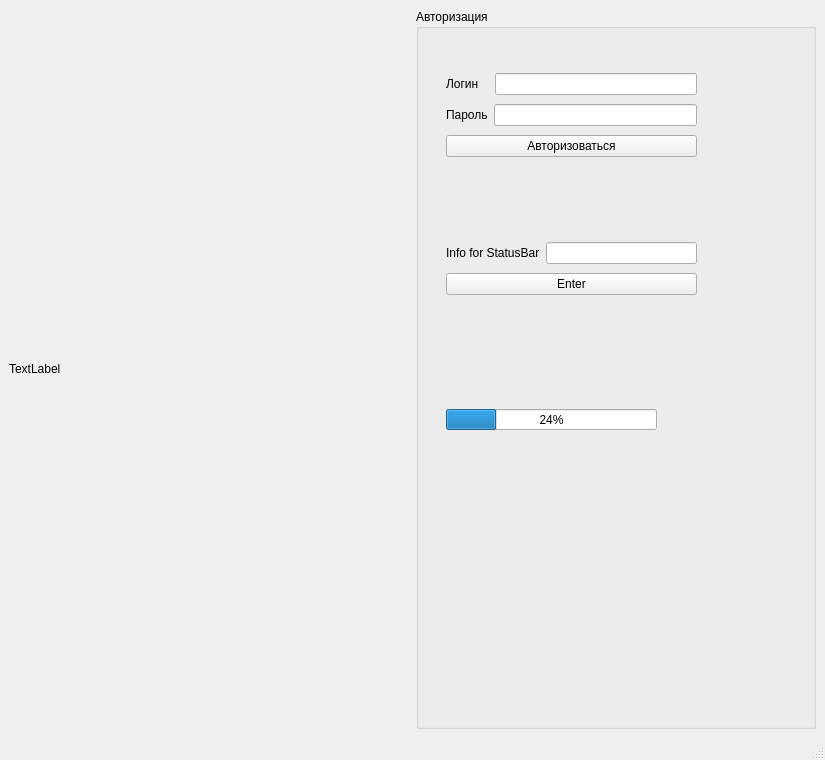
Qt form untitled42/mainwindow.ui (alex-sava/Projects) before a commit.
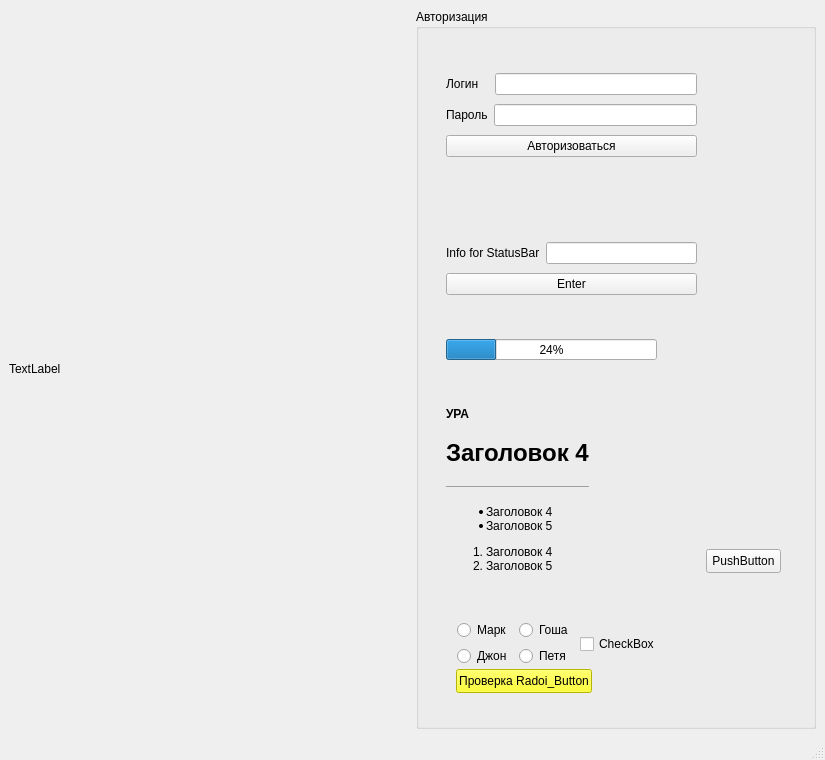
The same form after that commit.

Patch:
```diff
--- a/untitled42/mainwindow.ui
+++ b/untitled42/mainwindow.ui
@@ -128,7 +128,7 @@
        <property name="geometry">
         <rect>
          <x>30</x>
-         <y>400</y>
+         <y>330</y>
          <width>211</width>
          <height>21</height>
         </rect>
@@ -146,6 +146,124 @@
         <enum>Qt::Horizontal</enum>
        </property>
       </widget>
+      <widget class="QPushButton" name="pushButton_2">
+       <property name="geometry">
+        <rect>
+         <x>40</x>
+         <y>660</y>
+         <width>136</width>
+         <height>24</height>
+        </rect>
+       </property>
+       <property name="styleSheet">
+        <string notr="true">background-color: rgb(255, 255, 0);</string>
+       </property>
+       <property name="text">
+        <string>Проверка Radoi_Button</string>
+       </property>
+      </widget>
+      <widget class="QCheckBox" name="checkBox1">
+       <property name="geometry">
+        <rect>
+         <x>164</x>
+         <y>625</y>
+         <width>76</width>
+         <height>20</height>
+        </rect>
+       </property>
+       <property name="text">
+        <string>CheckBox</string>
+       </property>
+      </widget>
+      <widget class="QLabel" name="label_4">
+       <property name="geometry">
+        <rect>
+         <x>30</x>
+         <y>390</y>
+         <width>143</width>
+         <height>182</height>
+        </rect>
+       </property>
+       <property name="text">
+        <string>&lt;b&gt;УРА&lt;/b&gt;
+&lt;h1&gt;Заголовок 4&lt;/h1&gt;
+&lt;hr&gt;
+&lt;ul&gt;
+&lt;li&gt;Заголовок 4&lt;/li&gt;
+&lt;li&gt;Заголовок 5&lt;/li&gt;
+&lt;/ul&gt;
+&lt;ol&gt;
+&lt;li&gt;Заголовок 4&lt;/li&gt;
+&lt;li&gt;Заголовок 5&lt;/li&gt;
+&lt;/ol&gt;
+</string>
+       </property>
+      </widget>
+      <widget class="QPushButton" name="pushButton_3">
+       <property name="geometry">
+        <rect>
+         <x>290</x>
+         <y>540</y>
+         <width>75</width>
+         <height>24</height>
+        </rect>
+       </property>
+       <property name="text">
+        <string>PushButton</string>
+       </property>
+      </widget>
+      <widget class="QWidget" name="">
+       <property name="geometry">
+        <rect>
+         <x>103</x>
+         <y>611</y>
+         <width>55</width>
+         <height>48</height>
+        </rect>
+       </property>
+       <layout class="QVBoxLayout" name="verticalLayout_3">
+        <item>
+         <widget class="QRadioButton" name="radioButton_3">
+          <property name="text">
+           <string>Гоша</string>
+          </property>
+         </widget>
+        </item>
+        <item>
+         <widget class="QRadioButton" name="radioButton_4">
+          <property name="text">
+           <string>Петя</string>
+          </property>
+         </widget>
+        </item>
+       </layout>
+      </widget>
+      <widget class="QWidget" name="">
+       <property name="geometry">
+        <rect>
+         <x>41</x>
+         <y>611</y>
+         <width>56</width>
+         <height>48</height>
+        </rect>
+       </property>
+       <layout class="QVBoxLayout" name="verticalLayout_4">
+        <item>
+         <widget class="QRadioButton" name="radioButton">
+          <property name="text">
+           <string>Марк</string>
+          </property>
+         </widget>
+        </item>
+        <item>
+         <widget class="QRadioButton" name="radioButton_2">
+          <property name="text">
+           <string>Джон</string>
+          </property>
+         </widget>
+        </item>
+       </layout>
+      </widget>
      </widget>
     </item>
    </layout>
```
Left out of the diff: 4 changed lines with no effect on the pictures.
